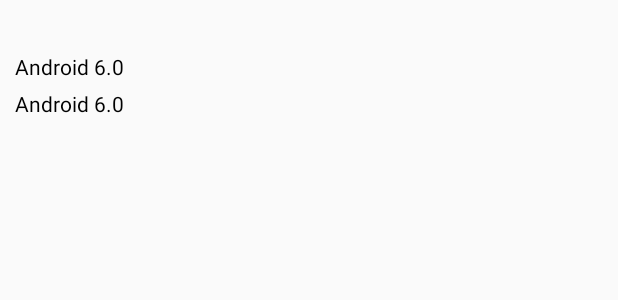
After one commit to angelomedina/TerraSanaApp, an Android app: the layout row_historial.xml on its own in the app's theme, with its tools: preview values and no code run, on a phone screen of 412 x 824 dp. The commit adds this screen. Shown: the top 300 px of the screen. Run offline under Robolectric (Android 15) with nearby library versions, the phone set to English and light mode, and no system bars.

Commit message:
Historial de compras
QA a compras y historial de compras

```diff
--- /dev/null
+++ b/TerraSana/app/src/main/res/layout/row_historial.xml
@@ -0,0 +1,46 @@
+<RelativeLayout xmlns:android="http://schemas.android.com/apk/res/android"
+    android:layout_width="match_parent"
+    android:layout_height="wrap_content"
+    android:orientation="vertical"
+    android:padding="10dp">
+
+
+
+    <TextView
+        android:id="@+id/fecha_historial"
+        android:layout_width="wrap_content"
+        android:layout_height="wrap_content"
+        android:layout_alignParentTop="true"
+        android:textAppearance="?android:attr/textAppearanceSmall"
+        android:textColor="@android:color/black" />
+
+    <TextView
+        android:id="@+id/ubicacion_historial"
+        android:layout_width="wrap_content"
+        android:layout_height="wrap_content"
+        android:layout_below="@+id/fecha_historial"
+        android:layout_marginTop="5dp"
+        android:text="Android 6.0"
+        android:textColor="@android:color/black" />
+
+    <TextView
+        android:id="@+id/monto_historial"
+        android:layout_width="wrap_content"
+        android:layout_height="wrap_content"
+        android:layout_below="@+id/ubicacion_historial"
+        android:layout_marginTop="5dp"
+        android:text="Android 6.0"
+        android:textColor="@android:color/black" />
+
+    <LinearLayout xmlns:android="http://schemas.android.com/apk/res/android"
+        android:layout_width="75dp"
+        android:layout_height="48dp"
+        android:layout_marginLeft="150dp"
+        android:layout_marginTop="1dp"
+        android:orientation="horizontal">
+
+
+    </LinearLayout>
+
+
+</RelativeLayout>
```
Also changed, not shown: TerraSana/app/src/main/java/com/example/katty/terrasana/HistorialActivity.java (+82 -18 lines), TerraSana/app/src/main/java/com/example/katty/terrasana/ListaCompra.java (+18 -8 lines), TerraSana/app/src/main/java/com/example/katty/terrasana/objetos/Historial.java (added, +37 -0 lines), TerraSana/app/src/main/res/layout/activity_historial.xml (+7 -8 lines).
